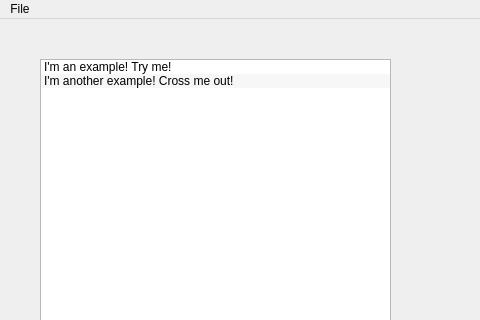
Above: Checklist/mainwindow.ui from stephen-soul/Task before the change; both pictures show x 0 to 480 and y 0 to 320 of the 750 by 500 pixel window. Below: the same form after it.
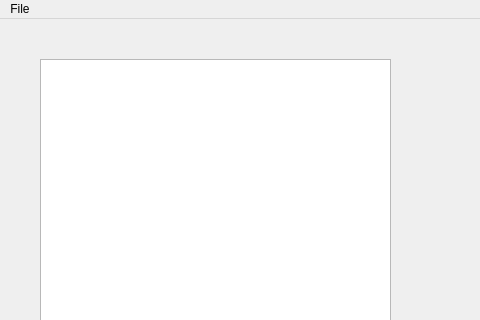
That is the form after the change. Icons and pictures are not drawn.

Commit message: Final push before bed. Have a message box and a tutorial system in place. Will refine it in the morning and then work on project name/score/adding tasks on users request

```diff
--- a/Checklist/mainwindow.ui
+++ b/Checklist/mainwindow.ui
@@ -125,22 +125,6 @@
       <property name="sortingEnabled">
        <bool>false</bool>
       </property>
-      <item>
-       <property name="text">
-        <string>I'm an example! Try me!</string>
-       </property>
-       <property name="font">
-        <font>
-         <strikeout>false</strikeout>
-         <kerning>true</kerning>
-        </font>
-       </property>
-      </item>
-      <item>
-       <property name="text">
-        <string>I'm another example! Cross me out!</string>
-       </property>
-      </item>
      </widget>
      <widget class="QLabel" name="projectname">
       <property name="geometry">
```
Left out of the diff: 2 changed lines with no effect on the pictures. The commit also changes 2 other files.
